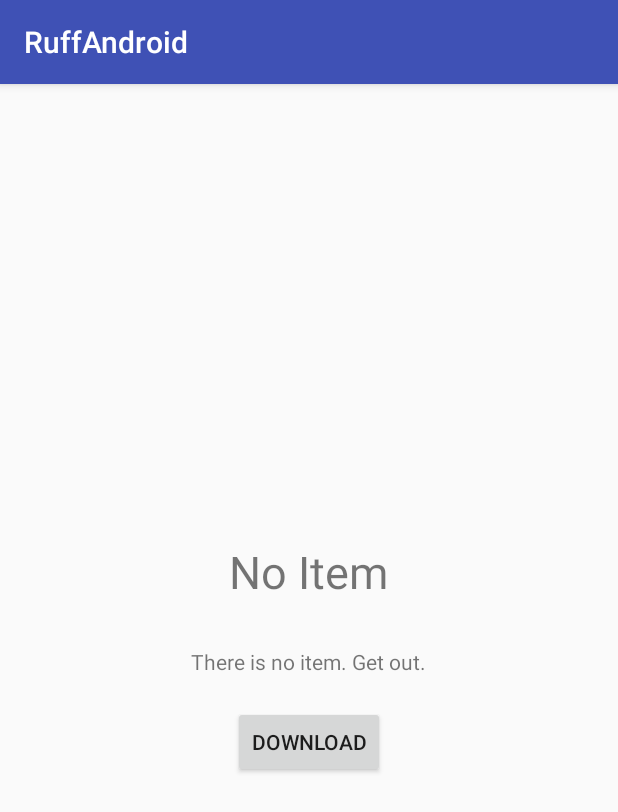
After one commit to amoseui/ruff-android, an Android app: the fragment RuffPreferenceFragment shown on its own in the app's theme, on a phone screen of 412 x 824 dp. The commit adds this screen. Shown: the top 812 px of the screen. Run offline under Robolectric (Android 15) with nearby library versions, the phone set to English and light mode, and no system bars.

Commit message:
Compare dynamic changes on layout between original and supporot Preferences
Ripple effects of SwitchPreference don't work properly in original PreferenceScreen.
Because support PreferenceFragment uses adapter of RecylcerView instead of ListView,
it works fine.

Signed-off-by: amoseui <amoseui@gmail.com>

```diff
--- a/app/build.gradle
+++ b/app/build.gradle
@@ -28,5 +28,6 @@ dependencies {
     compile 'com.android.support:appcompat-v7:25.1.0'
     compile 'com.android.support:support-v4:25.1.0'
     compile 'com.android.support:support-vector-drawable:25.1.0'
+    compile 'com.android.support:preference-v14:25.1.0'
     testCompile 'junit:junit:4.12'
 }
--- a/app/src/main/AndroidManifest.xml
+++ b/app/src/main/AndroidManifest.xml
@@ -13,7 +13,6 @@
             android:label="@string/app_name">
             <intent-filter>
                 <action android:name="android.intent.action.MAIN" />
-
                 <category android:name="android.intent.category.LAUNCHER" />
             </intent-filter>
         </activity>
--- /dev/null
+++ b/app/src/main/java/com/amoseui/ruffandroid/ruff/RuffConstants.java
@@ -0,0 +1,6 @@
+package com.amoseui.ruffandroid.ruff;
+
+public class RuffConstants {
+    static final String EXTRA_PACKAGE_NAME = "EXTRA_PACKAGE_NAME";
+    static final String INTENT_FILTER_ACTION = "com.amoseui.ruffandroid.SEND_BROADCAST_ACTION";
+}
--- /dev/null
+++ b/app/src/main/java/com/amoseui/ruffandroid/ruff/RuffDescriptionPreference.java
@@ -0,0 +1,77 @@
+package com.amoseui.ruffandroid.ruff;
+
+import android.content.Context;
+import android.content.Intent;
+import android.preference.Preference;
+import android.support.v4.content.LocalBroadcastManager;
+import android.util.AttributeSet;
+import android.view.View;
+import android.view.ViewGroup;
+import android.view.ViewTreeObserver;
+import android.widget.Button;
+
+import com.amoseui.ruffandroid.R;
+
+import static com.amoseui.ruffandroid.ruff.RuffConstants.INTENT_FILTER_ACTION;
+
+public class RuffDescriptionPreference extends Preference {
+
+    private boolean mIsNoItem;
+    private View mView;
+    private View mParent;
+    private Button mDownloadButton;
+    private View.OnClickListener mOnClickLister = new View.OnClickListener() {
+        @Override
+        public void onClick(View v) {
+            Intent newIntent = new Intent();
+            newIntent.setAction(INTENT_FILTER_ACTION);
+            newIntent.putExtra(RuffConstants.EXTRA_PACKAGE_NAME, "New Application");
+            LocalBroadcastManager.getInstance(getContext()).sendBroadcast(newIntent);
+        }
+    };
+
+    ViewTreeObserver mViewTreeObserver;
+    ViewTreeObserver.OnPreDrawListener mOnPreDrawListener =
+            new ViewTreeObserver.OnPreDrawListener() {
+        @Override
+
+        public boolean onPreDraw() {
+            mViewTreeObserver.removeOnPreDrawListener(this);
+            if (!mIsNoItem) return false;
+
+            int padding = (mParent.getHeight() - mView.getHeight()) / 2;
+            mView.setPadding(0, padding, 0, padding);
+            return true;
+        }
+    };
+
+    public RuffDescriptionPreference(Context context, AttributeSet attrs) {
+        super(context, attrs);
+        setLayoutResource(R.layout.description_no_item_layout);
+        mIsNoItem = true;
+    }
+
+    @Override
+    protected View onCreateView(ViewGroup parent) {
+        mParent = parent;
+        mView = super.onCreateView(parent);
+        mViewTreeObserver = mParent.getViewTreeObserver();
+        mViewTreeObserver.addOnPreDrawListener(mOnPreDrawListener);
+        mDownloadButton = (Button) mView.findViewById(R.id.download_button);
+        mDownloadButton.setOnClickListener(mOnClickLister);
+        return mView;
+    }
+
+    @Override
+    protected void onBindView(View view) {
+        super.onBindView(view);
+        setLayoutResource(mIsNoItem
+                ? R.layout.description_no_item_layout
+                : R.layout.description_item_layout);
+    }
+
+    public void setNoItemLayout(boolean isNoItem) {
+        mIsNoItem = isNoItem;
+        notifyChanged();
+    }
+}
--- /dev/null
+++ b/app/src/main/java/com/amoseui/ruffandroid/ruff/RuffPreferenceFragment.java
@@ -0,0 +1,86 @@
+package com.amoseui.ruffandroid.ruff;
+
+import android.content.BroadcastReceiver;
+import android.content.Context;
+import android.content.Intent;
+import android.content.IntentFilter;
+import android.os.Bundle;
+import android.preference.PreferenceFragment;
+import android.preference.SwitchPreference;
+import android.support.v4.content.LocalBroadcastManager;
+import android.view.MenuItem;
+
+import com.amoseui.ruffandroid.R;
+import com.amoseui.ruffandroid.SettingsActivity;
+
+import java.util.ArrayList;
+
+public class RuffPreferenceFragment extends PreferenceFragment {
+
+    private RuffDescriptionPreference mDescriptionPreference;
+    private ArrayList<String> mPackageList = new ArrayList<>();
+    BroadcastReceiver mReceiver = new BroadcastReceiver() {
+        @Override
+        public void onReceive(Context context, Intent intent) {
+            String packageName = intent.getStringExtra(RuffConstants.EXTRA_PACKAGE_NAME);
+            mPackageList.add(packageName);
+            updatePreferenceScreen();
+        }
+    };
+
+    @Override
+    public void onCreate(Bundle savedInstanceState) {
+        super.onCreate(savedInstanceState);
+        addPreferencesFromResource(R.xml.pref_ruff);
+        mDescriptionPreference =
+                (RuffDescriptionPreference) findPreference("description_preference");
+        setHasOptionsMenu(true);
+    }
+
+    @Override
+    public void onResume() {
+        super.onResume();
+        registerReceiver();
+    }
+
+    @Override
+    public void onPause() {
+        super.onPause();
+        unregisterRceiver();
+    }
+
+    @Override
+    public boolean onOptionsItemSelected(MenuItem item) {
+        int id = item.getItemId();
+        if (id == android.R.id.home) {
+            startActivity(new Intent(getActivity(), SettingsActivity.class));
+            return true;
+        }
+        return super.onOptionsItemSelected(item);
+    }
+
+    private void updatePreferenceScreen() {
+        getPreferenceScreen().removeAll();
+
+        getPreferenceScreen().addPreference(mDescriptionPreference);
+        if (mPackageList.size() == 0) {
+            mDescriptionPreference.setNoItemLayout(true);
+            return;
+        }
+        mDescriptionPreference.setNoItemLayout(false);
+        for (String packageName : mPackageList) {
+            SwitchPreference preference = new SwitchPreference(getActivity());
+            preference.setTitle(packageName);
+            getPreferenceScreen().addPreference(preference);
+        }
+    }
+
+    private void registerReceiver() {
+        LocalBroadcastManager.getInstance(getActivity())
+                .registerReceiver(mReceiver, new IntentFilter(RuffConstants.INTENT_FILTER_ACTION));
+    }
+
+    private void unregisterRceiver() {
+        LocalBroadcastManager.getInstance(getActivity()).unregisterReceiver(mReceiver);
+    }
+}
--- /dev/null
+++ b/app/src/main/res/layout/description_no_item_layout.xml
@@ -0,0 +1,29 @@
+<?xml version="1.0" encoding="utf-8"?>
+
+<LinearLayout xmlns:android="http://schemas.android.com/apk/res/android"
+    android:layout_width="match_parent"
+    android:layout_height="match_parent"
+    android:gravity="center"
+    android:orientation="vertical">
+
+    <TextView
+        android:layout_width="wrap_content"
+        android:layout_height="wrap_content"
+        android:layout_marginBottom="30dp"
+        android:text="@string/description_no_item"
+        android:textSize="30sp" />
+
+    <TextView
+        android:layout_width="wrap_content"
+        android:layout_height="wrap_content"
+        android:layout_marginBottom="20dp"
+        android:text="@string/description_no_item_detail" />
+
+    <Button
+        android:id="@+id/download_button"
+        android:layout_width="wrap_content"
+        android:layout_height="wrap_content"
+        android:text="@string/download_button"
+        android:textAllCaps="true" />
+
+</LinearLayout>
--- a/app/src/main/res/values/strings.xml
+++ b/app/src/main/res/values/strings.xml
@@ -72,4 +72,14 @@
     <string name="pref_ringtone_silent">Silent</string>
 
     <string name="pref_title_vibrate">Vibrate</string>
+
+    <string name="pref_header_ruff">Ruff Preferences</string>
+    <string name="pref_header_ruff_compat">Ruff Preferences v14</string>
+
+    <string name="download_button">Download</string>
+
+    <string name="description_no_item">No Item</string>
+    <string name="description_no_item_detail">There is no item. Get out.</string>
+    <string name="description_item_exists">There are so many items you can choose. Choose whatever you want.</string>
+
 </resources>
--- a/app/src/main/res/values/styles.xml
+++ b/app/src/main/res/values/styles.xml
@@ -6,6 +6,8 @@
         <item name="colorPrimary">@color/colorPrimary</item>
         <item name="colorPrimaryDark">@color/colorPrimaryDark</item>
         <item name="colorAccent">@color/colorAccent</item>
+        <item name="preferenceTheme">@style/PreferenceThemeOverlay</item>
+        <item name="switchPreferenceStyle">@style/Preference.SwitchPreference</item>
     </style>
 
 </resources>
--- /dev/null
+++ b/app/src/main/res/xml/pref_ruff.xml
@@ -0,0 +1,6 @@
+<PreferenceScreen xmlns:android="http://schemas.android.com/apk/res/android">
+    <com.amoseui.ruffandroid.ruff.RuffDescriptionPreference
+        android:key="description_preference"
+        android:persistent="false"
+        android:selectable="false" />
+</PreferenceScreen>
--- /dev/null
+++ b/app/src/main/res/xml/pref_ruff_compat.xml
@@ -0,0 +1,6 @@
+<android.support.v7.preference.PreferenceScreen xmlns:android="http://schemas.android.com/apk/res/android">
+    <com.amoseui.ruffandroid.ruff.RuffDescriptionPreferenceCompat
+        android:key="description_preference"
+        android:persistent="false"
+        android:selectable="false" />
+</android.support.v7.preference.PreferenceScreen>
```
Also changed, not shown: app/src/main/java/com/amoseui/ruffandroid/SettingsActivity.java (+6 -1 lines), app/src/main/java/com/amoseui/ruffandroid/ruff/RuffDescriptionPreferenceCompat.java (added, +51 -0 lines), app/src/main/java/com/amoseui/ruffandroid/ruff/RuffPreferenceFragmentCompat.java (added, +94 -0 lines), app/src/main/res/layout/description_item_layout.xml (added, +23 -0 lines), app/src/main/res/xml/pref_headers.xml (+8 -0 lines).
